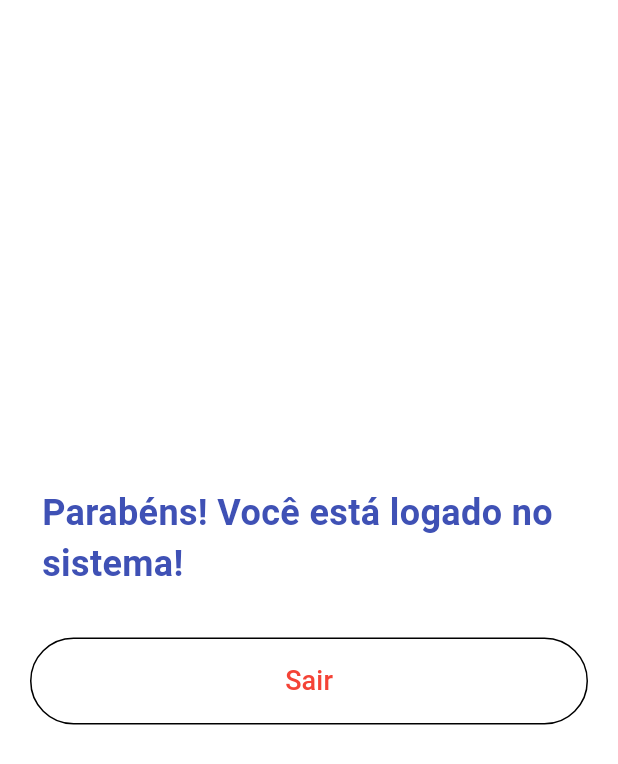
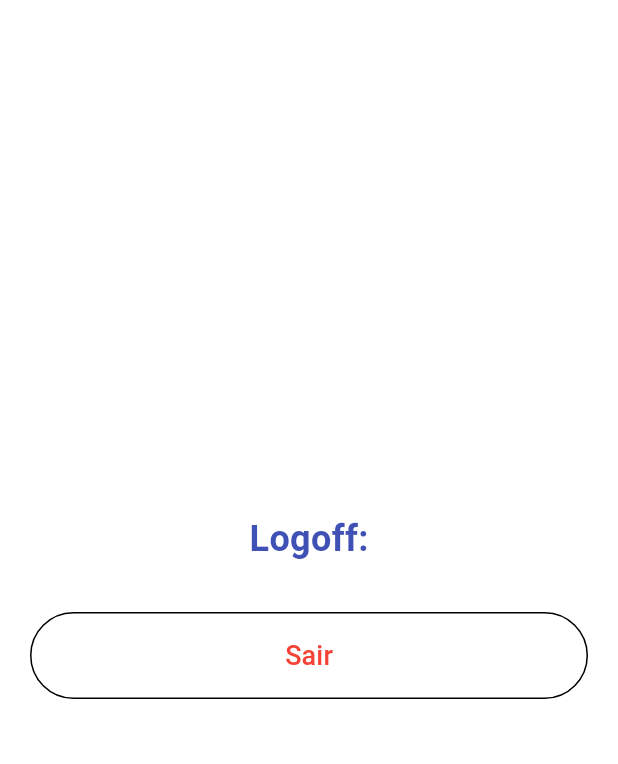
Before and after one commit to HugoChaves86/no_fila, a Flutter app: the MeuPerfil screen opened directly, after a tap on "Sair", on a phone screen of 412 x 824 dp. Shown: the top 764 px of the screen. Run offline on Flutter 3.47's test engine with Material 2 defaults, Android fonts, the light colour scheme and no system bars; our stand-ins replace firebase_auth, firebase_core, flutter_riverpod, google_fonts; missing offline and left inert: dart:js_interop; accounts and stored records are empty.

Commit message:
Implementação de mais uma página: connect_siac. lógica de navegação alterada mediante a classe "AutoCheck" Inserção de um novo Provider para lidar com a navegação

```diff
--- /dev/null
+++ b/frontend/lib/pages/connect_siac.dart
@@ -0,0 +1,140 @@
+import 'package:flutter/material.dart';
+import 'package:flutter_riverpod/flutter_riverpod.dart';
+import 'package:no_fila/providers.dart';
+
+class ConnectSiac extends ConsumerWidget {
+  const ConnectSiac({Key? key}) : super(key: key);
+
+  @override
+  Widget build(BuildContext context, WidgetRef ref) {
+    return Scaffold(
+      body: const HomeBar(),
+      bottomNavigationBar: Container(
+        height: 50,
+        color: Colors.indigo,
+        child: const Align(
+          alignment: Alignment.bottomCenter,
+          child: ContentBar(),
+        ),
+      ),
+    );
+  }
+}
+
+//Notificador do status de conexão com o SIAC
+//Obs.: está em boolean porque estou apenas usando isso
+//para seguir para a HomePage. Necessário mudar a lógica
+//quando tivermos acesso ao token
+class ConnectSiacNotifier extends StateNotifier<bool> {
+  ConnectSiacNotifier() : super(false);
+
+  void setConnected(bool value) {
+    state = value;
+  }
+}
+
+class ContentBar extends StatelessWidget {
+  const ContentBar({super.key});
+
+  @override
+  Widget build(BuildContext context) {
+    return const Center(
+      child: Text(
+        'NoFila',
+        style: TextStyle(fontSize: 25, color: Colors.white),
+      ),
+    );
+  }
+}
+
+class HomeBar extends ConsumerWidget {
+  const HomeBar({
+    super.key,
+  });
+
+  @override
+  Widget build(BuildContext context, WidgetRef ref) {
+    return Padding(
+      padding: const EdgeInsets.all(20.0),
+      child: Center(
+        child: Column(
+          mainAxisAlignment: MainAxisAlignment.spaceBetween,
+          children: [
+            const Header(),
+            Row(
+              children: [
+                Align(
+                  alignment: Alignment.centerRight,
+                  child: Text(
+                      "\n\nBem vindo ao !FILA.\n\nConecte-se ao SIAC para continuar:",
+                      style: ref
+                          .read(baseTextStyleProvider)
+                          .copyWith(fontSize: 28, fontWeight: FontWeight.w500)),
+                ),
+              ],
+            ),
+            Expanded(
+              child: Align(
+                alignment: Alignment.center,
+                child: ElevatedButton(
+                  style: ButtonStyle(
+                      textStyle: MaterialStateProperty.all<TextStyle>(ref
+                          .read(baseTextStyleProvider)
+                          .copyWith(fontSize: 14))),
+                  child: const Text('Conecte-se com o SIAC'),
+                  onPressed: () async {
+                    ref.read(connectSiacProvider.notifier).setConnected(true);
+                    //O connectSiacProvider precisa pegar o token gerado
+                    //e modificar o AuthSiacCheck para seguir para HomePage.
+
+                    //TODO
+                    // Chamar componente conexão SIAC
+                  },
+                ),
+              ),
+            ),
+            const ContentSection()
+          ],
+        ),
+      ),
+    );
+  }
+}
+
+class ContentSection extends ConsumerStatefulWidget {
+  const ContentSection({
+    super.key,
+  });
+
+  @override
+  ConsumerState<ContentSection> createState() => _ContentSectionState();
+}
+
+class _ContentSectionState extends ConsumerState<ContentSection> {
+  @override
+  Widget build(BuildContext context) {
+    return Container(
+      margin: const EdgeInsets.only(top: 20),
+    );
+  }
+}
+
+class Header extends ConsumerStatefulWidget {
+  const Header({
+    super.key,
+  });
+
+  @override
+  ConsumerState<Header> createState() => _HeaderState();
+}
+
+class _HeaderState extends ConsumerState<Header> {
+  @override
+  Widget build(BuildContext context) {
+    return Container(
+      margin: const EdgeInsets.only(bottom: 20),
+      child: const Center(
+          child: Image(image: AssetImage('images/logo.png'), height: 65)),
+    );
+  }
+}
--- a/frontend/lib/pages/profile_page.dart
+++ b/frontend/lib/pages/profile_page.dart
@@ -1,3 +1,5 @@
+import 'dart:js_interop';
+
 import 'package:flutter/material.dart';
 import 'package:no_fila/providers.dart';
 import 'package:flutter_riverpod/flutter_riverpod.dart';
@@ -21,7 +23,7 @@ class _MeuPerfilState extends ConsumerState<MeuPerfil> {
             const Padding(
               padding: EdgeInsets.all(8.0),
               child: Text(
-                'Parabéns! Você está logado no sistema!',
+                'Logoff:',
                 style: TextStyle(
                   color: Colors.indigo,
                   fontSize: 24.0,
@@ -32,8 +34,8 @@ class _MeuPerfilState extends ConsumerState<MeuPerfil> {
             Padding(
               padding: const EdgeInsets.symmetric(vertical: 24),
               child: OutlinedButton(
-                onPressed: () =>
-                    ref.read(authServiceProvider.notifier).logout(),
+                onPressed: () async =>
+                    await ref.read(authServiceProvider.notifier).logout(),
                 style: OutlinedButton.styleFrom(
                   foregroundColor: Colors.red,
                 ),
--- a/frontend/lib/providers.dart
+++ b/frontend/lib/providers.dart
@@ -1,6 +1,8 @@
 import 'package:flutter/material.dart';
 import 'package:flutter_riverpod/flutter_riverpod.dart';
 import 'package:google_fonts/google_fonts.dart';
+import 'package:no_fila/pages/connect_siac.dart';
+import 'package:no_fila/widgets/auth_check.dart';
 import 'services/auth_service.dart';
 
 // Define os global providers do app
@@ -15,3 +17,7 @@ final baseTextStyleProvider = StateProvider(
 final authServiceProvider = AsyncNotifierProvider<AuthNotifier, AuthState>(
   () => AuthNotifier(),
 );
+
+final connectSiacProvider = StateNotifierProvider<ConnectSiacNotifier, bool>(
+  (ref) => ConnectSiacNotifier(),
+);
--- a/frontend/lib/services/auth_service.dart
+++ b/frontend/lib/services/auth_service.dart
@@ -1,6 +1,8 @@
 import 'dart:async';
 import 'package:firebase_auth/firebase_auth.dart';
 import 'package:flutter_riverpod/flutter_riverpod.dart';
+
+import '../providers.dart';
 
 class AuthException implements Exception {
   String message;
@@ -61,6 +63,11 @@ class AuthNotifier extends AsyncNotifier<AuthState> {
   Future<void> logout() async {
     await _auth.signOut();
     _getUser();
+    ref.read(connectSiacProvider.notifier).setConnected(false);
+  }
+
+  Future<bool> isLoggedOnSiac() async {
+    return true;
   }
 
   Future<String> resetPassword(String email) async {
--- a/frontend/lib/widgets/auth_check.dart
+++ b/frontend/lib/widgets/auth_check.dart
@@ -1,8 +1,9 @@
 import 'package:flutter/material.dart';
 import 'package:flutter_riverpod/flutter_riverpod.dart';
+import 'package:no_fila/pages/connect_siac.dart';
+import 'package:no_fila/pages/home_page.dart';
 import 'package:no_fila/providers.dart';
 import '../services/auth_service.dart';
-import '../pages/home_page.dart';
 import '../pages/login_page.dart';
 
 class AuthCheck extends ConsumerWidget {
@@ -17,7 +18,7 @@ class AuthCheck extends ConsumerWidget {
           if (authState.user == null) {
             return const LoginPage();
           } else {
-            return const HomePage();
+            return const AuthSiacCheck();
           }
         },
         loading: () => loading(),
@@ -40,3 +41,13 @@ class AuthCheck extends ConsumerWidget {
     );
   }
 }
+
+class AuthSiacCheck extends ConsumerWidget {
+  const AuthSiacCheck({Key? key}) : super(key: key);
+
+  @override
+  Widget build(BuildContext context, WidgetRef ref) {
+    final bool isConnected = ref.watch(connectSiacProvider);
+    return isConnected ? const HomePage() : const ConnectSiac();
+  }
+}
```
Also changed, not shown: frontend/lib/pages/home_page.dart (+10 -22 lines).
